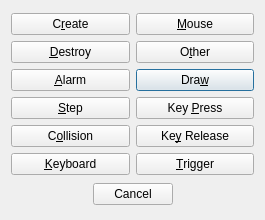
Qt form dialogs/addeventdialog.ui (0xFEEDC0DE64/QtGameMaker) before a commit.
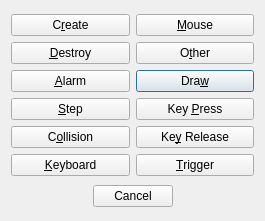
The same form after that commit. Icons and pictures are not drawn.

```diff
--- a/dialogs/addeventdialog.ui
+++ b/dialogs/addeventdialog.ui
@@ -7,7 +7,7 @@
     <x>0</x>
     <y>0</y>
     <width>265</width>
-    <height>220</height>
+    <height>221</height>
    </rect>
   </property>
   <property name="windowTitle">
```
Left out of the diff: 4 changed lines with no effect on the pictures.
